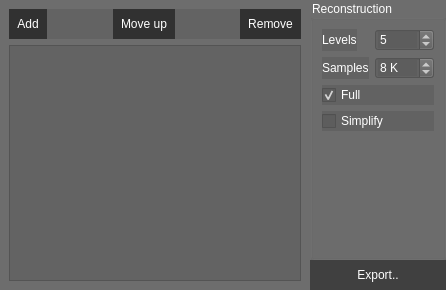
Old version of the form demo/ExporterWidget.ui in the repository ialhashim/topo-blend.
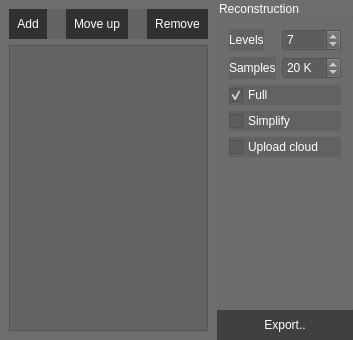
New version of the form. Icons and pictures are not drawn.

Commit message: [Major] reconstruction optimization, we get 2x speed ups and very good quality of in-betweens since we use original geometry as is. [ExporterWidget] added option to compress generated meshes. This can help turn 1 MB meshes to 70 Kb !

```diff
--- a/demo/ExporterWidget.ui
+++ b/demo/ExporterWidget.ui
@@ -6,8 +6,8 @@
    <rect>
     <x>0</x>
     <y>0</y>
-    <width>446</width>
-    <height>290</height>
+    <width>353</width>
+    <height>340</height>
    </rect>
   </property>
   <property name="windowTitle">
@@ -71,7 +71,7 @@
            <number>15</number>
           </property>
           <property name="value">
-           <number>5</number>
+           <number>7</number>
           </property>
          </widget>
         </item>
@@ -94,7 +94,7 @@
            <number>100</number>
           </property>
           <property name="value">
-           <number>8</number>
+           <number>20</number>
           </property>
          </widget>
         </item>
@@ -115,6 +115,13 @@
           </property>
          </widget>
         </item>
+        <item row="6" column="0" colspan="2">
+         <widget class="QCheckBox" name="isUpload">
+          <property name="text">
+           <string>Upload cloud</string>
+          </property>
+         </widget>
+        </item>
        </layout>
       </widget>
      </item>
```
The commit also changes 22 other files.
